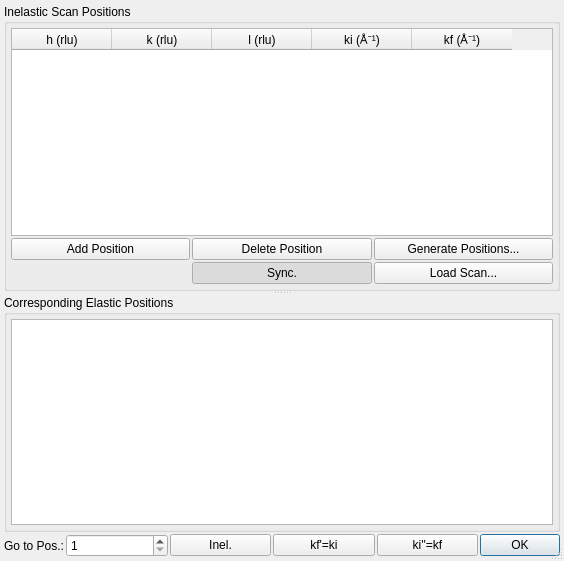
First picture: the form in core/ui/elastic.ui, repository jkrueger1/takin_ill, before the edit.
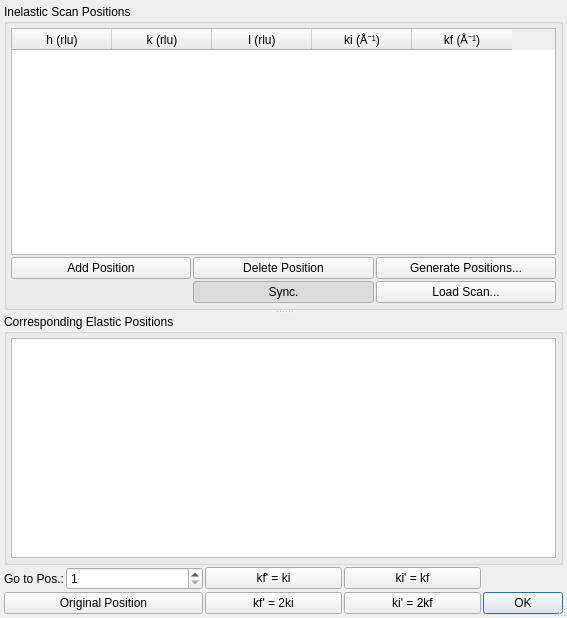
Second picture: the form after the edit.

Commit message: core: added inelastic spurious positions

```diff
--- a/core/ui/elastic.ui
+++ b/core/ui/elastic.ui
@@ -6,8 +6,8 @@
    <rect>
     <x>0</x>
     <y>0</y>
-    <width>564</width>
-    <height>561</height>
+    <width>567</width>
+    <height>618</height>
    </rect>
   </property>
   <property name="windowTitle">
@@ -32,7 +32,7 @@
    <property name="spacing">
     <number>2</number>
    </property>
-   <item row="0" column="0" colspan="6">
+   <item row="0" column="0" colspan="5">
     <widget class="QSplitter" name="splitter">
      <property name="orientation">
       <enum>Qt::Vertical</enum>
@@ -226,22 +226,6 @@
     </widget>
    </item>
    <item row="1" column="2">
-    <widget class="QPushButton" name="btnGotoInel">
-     <property name="sizePolicy">
-      <sizepolicy hsizetype="Preferred" vsizetype="Fixed">
-       <horstretch>0</horstretch>
-       <verstretch>0</verstretch>
-      </sizepolicy>
-     </property>
-     <property name="toolTip">
-      <string>Go to inelastic position with given index.</string>
-     </property>
-     <property name="text">
-      <string>Inel.</string>
-     </property>
-    </widget>
-   </item>
-   <item row="1" column="3">
     <widget class="QPushButton" name="btnGotoElast1">
      <property name="sizePolicy">
       <sizepolicy hsizetype="Preferred" vsizetype="Fixed">
@@ -253,11 +237,11 @@
       <string>Go to elastic position for kf'=ki with given index.</string>
      </property>
      <property name="text">
-      <string>kf'=ki</string>
+      <string>kf' = ki</string>
      </property>
     </widget>
    </item>
-   <item row="1" column="4">
+   <item row="1" column="3">
     <widget class="QPushButton" name="btnGotoElast2">
      <property name="sizePolicy">
       <sizepolicy hsizetype="Preferred" vsizetype="Fixed">
@@ -269,11 +253,47 @@
       <string>Go to elastic position for ki''=kf with given index.</string>
      </property>
      <property name="text">
-      <string>ki''=kf</string>
+      <string>ki' = kf</string>
      </property>
     </widget>
    </item>
-   <item row="1" column="5">
+   <item row="2" column="0" colspan="2">
+    <widget class="QPushButton" name="btnGotoInel">
+     <property name="sizePolicy">
+      <sizepolicy hsizetype="Preferred" vsizetype="Fixed">
+       <horstretch>0</horstretch>
+       <verstretch>0</verstretch>
+      </sizepolicy>
+     </property>
+     <property name="toolTip">
+      <string>Go to inelastic position with given index.</string>
+     </property>
+     <property name="text">
+      <string>Original Position</string>
+     </property>
+    </widget>
+   </item>
+   <item row="2" column="2">
+    <widget class="QPushButton" name="btnGotoInel1">
+     <property name="toolTip">
+      <string>Go to inelastic position for kf'=2ki with given index.</string>
+     </property>
+     <property name="text">
+      <string>kf' = 2ki</string>
+     </property>
+    </widget>
+   </item>
+   <item row="2" column="3">
+    <widget class="QPushButton" name="btnGotoInel2">
+     <property name="toolTip">
+      <string>Go to inelastic position for ki'=2kf with given index.</string>
+     </property>
+     <property name="text">
+      <string>ki' = 2kf</string>
+     </property>
+    </widget>
+   </item>
+   <item row="2" column="4">
     <widget class="QDialogButtonBox" name="buttonBox">
      <property name="sizePolicy">
       <sizepolicy hsizetype="Fixed" vsizetype="Fixed">
```
Left out of the diff: 6 changed lines with no effect on the pictures. The commit also changes 3 other files.
